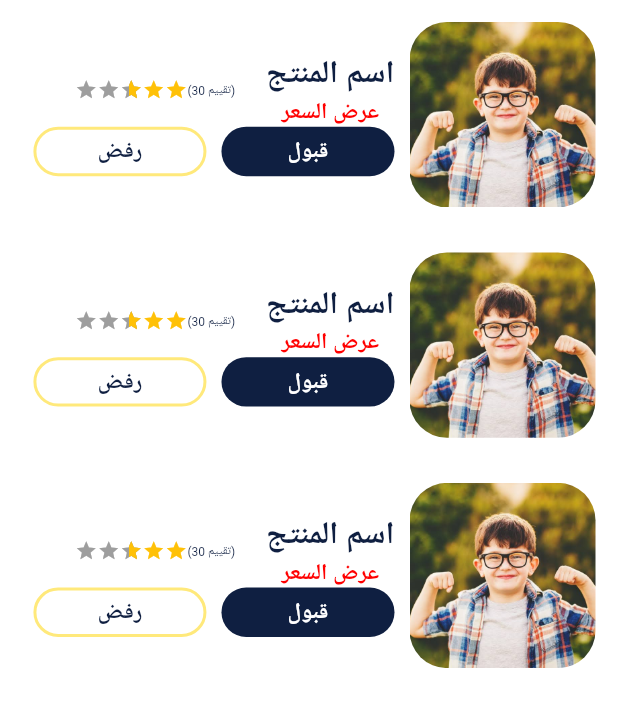
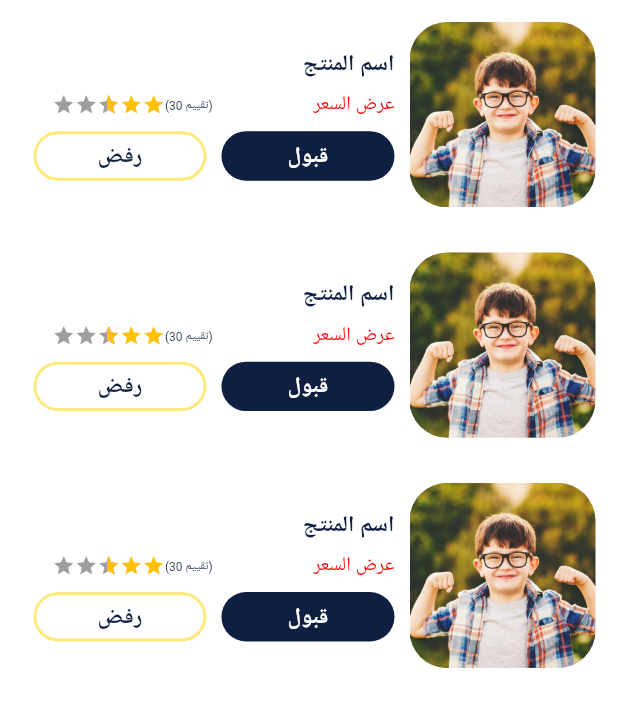
Before and after one commit to Amgad22318/productive_families, a Flutter app: the QuotationsScreen screen opened directly, on a phone screen of 412 x 824 dp, the part 146-873 px from its top. Run offline on Flutter 3.47's test engine with Material 2 defaults, Android fonts, the phone set to English and light mode, and no system bars; drawn by our look-alikes of flutter_rating_bar; our stand-ins replace carousel_slider, flutter_bloc, flutter_svg, otp_text_field, percent_indicator, smooth_page_indicator and 3 more; missing offline and left inert: syncfusion_flutter_core.

Commit message:
said 1.6

```diff
--- a/lib/presentation/router/app_router.dart
+++ b/lib/presentation/router/app_router.dart
@@ -37,7 +37,7 @@ class AppRouter {
 
   AppRouter() {
     // startWidget = StartScreen();
-    startWidget = ChooseAccount();
+    startWidget = QuotationsScreen();
 
   }
 
--- a/lib/presentation/screens/delivery_representative/delivery_representative_screen.dart
+++ b/lib/presentation/screens/delivery_representative/delivery_representative_screen.dart
@@ -128,6 +128,7 @@ class DeliveryRepresentativeScreen extends StatelessWidget {
                     DefaultMaterialButton(
                       onPressed: () {},
                       text: 'تأكيد الطلب',
+                      textColor: darkBlue,
                     )
                   ],
                 ),
--- a/lib/presentation/views/quotations_item.dart
+++ b/lib/presentation/views/quotations_item.dart
@@ -40,31 +40,32 @@ class QuotationsItem extends StatelessWidget {
           ),
           Expanded(
             flex: 2,
-            child: SingleChildScrollView(
-              child: Container(
             child: Column(
               mainAxisAlignment: MainAxisAlignment.start,
               crossAxisAlignment: CrossAxisAlignment.start,
               children: [
+                DefaultText(
+                  text: "اسم المنتج",
+                  textStyle: Theme.of(context).textTheme.bodyText1,
+                  // textStyle: TextStyle(),
+                ),
                 Row(
+                  mainAxisAlignment: MainAxisAlignment.spaceBetween,
                   children: [
                     Column(
                       children: [
-                            DefaultText(
-                              text: "اسم المنتج",
-                              textStyle: Theme.of(context).textTheme.headline6,
-                              // textStyle: TextStyle(),
-                            ),
+
                         DefaultText(
                           text: "عرض السعر",
-                              textStyle: Theme.of(context).textTheme.bodyText1,
+                          textStyle: Theme.of(context).textTheme.caption,
                           color: backGroundRed,
                         ),
                       ],
                     ),
-                        SizedBox(
-                          width: size.width * 0.05,
-                        ),
+                    Padding(
+                      padding: const EdgeInsets.only(left: 20,top: 10,bottom: 10),
+                      child: Row(
+                        children: [
                           const DefaultText(
                             text: '(تقييم 30)',
                             textStyle: TextStyle(color: Colors.grey, fontSize: 8),
@@ -78,6 +79,9 @@ class QuotationsItem extends StatelessWidget {
                             itemCount: 5,
                             itemSize: 15.0,
                             direction: Axis.horizontal,
+                          ),
+                        ],
+                      ),
                     ),
                   ],
                 ),
@@ -111,8 +115,6 @@ class QuotationsItem extends StatelessWidget {
                 )
               ],
             ),
-              ),
-            ),
           )
         ],
       ),
```
Also changed, not shown: lib/presentation/views/basket_meal_item.dart (+4 -4 lines). Lines whose indentation alone changed are shown as unchanged.
